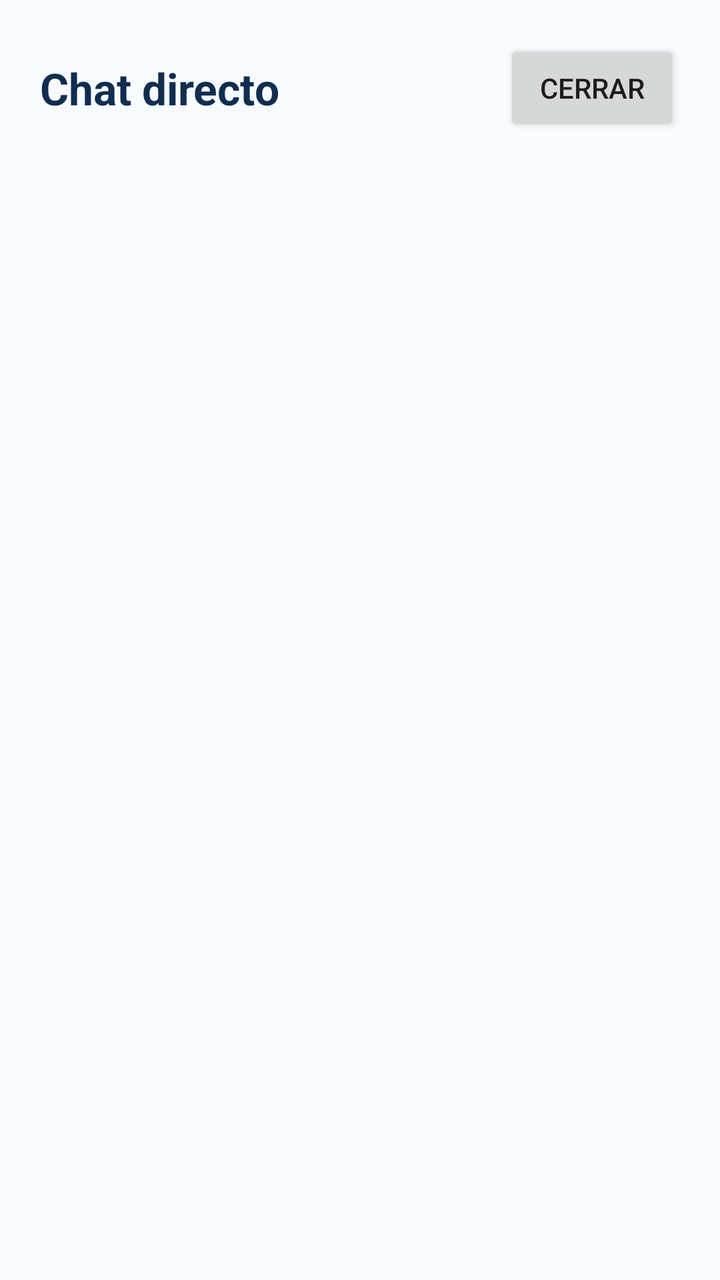
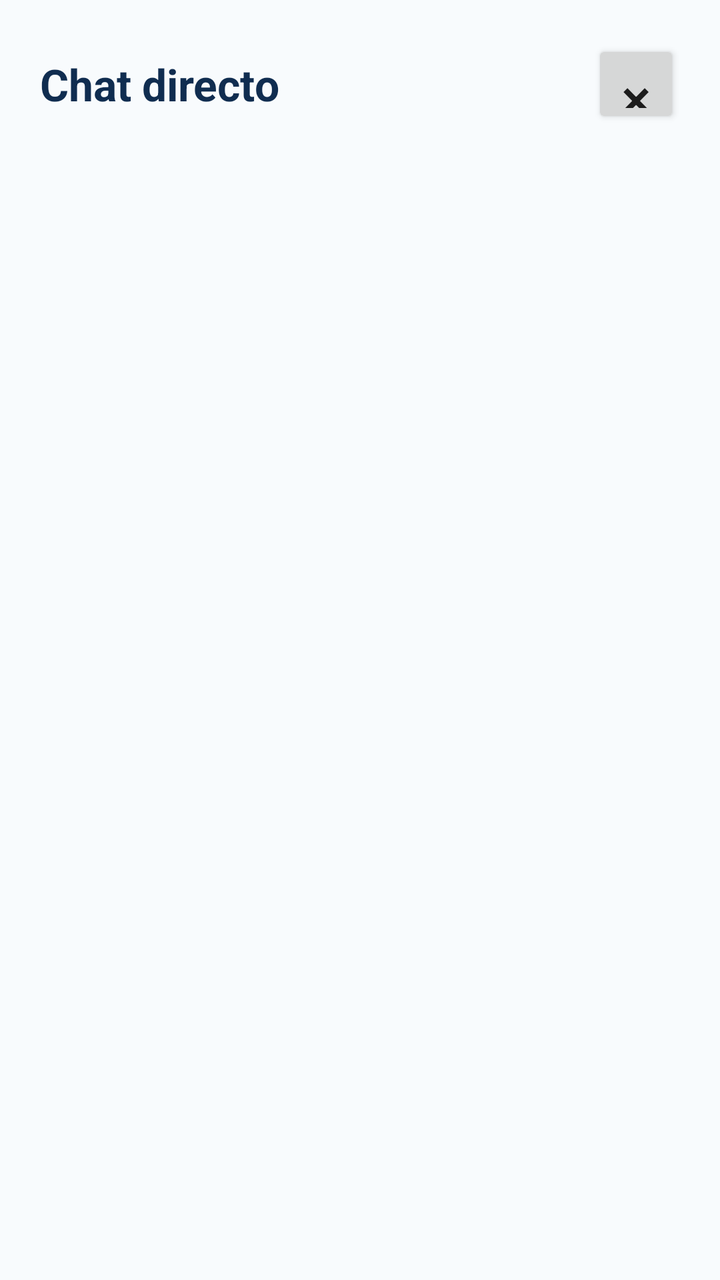

Screens rendered from an Android XML layout before and after an edit, with the pre-edit source and the edit as a unified diff.
<!-- AndroidManifest.xml: application theme AppTheme -->
<!-- res/layout/activity_chat_widget_config.xml -->
<?xml version="1.0" encoding="utf-8"?>
<LinearLayout xmlns:android="http://schemas.android.com/apk/res/android"
    android:layout_width="match_parent"
    android:layout_height="match_parent"
    android:background="#FFF8FBFD"
    android:orientation="vertical"
    android:padding="20dp">

    <LinearLayout
        android:layout_width="match_parent"
        android:layout_height="wrap_content"
        android:gravity="center_vertical"
        android:orientation="horizontal">
        <TextView
            android:layout_width="0dp"
            android:layout_height="wrap_content"
            android:layout_weight="1"
            android:text="Chat directo"
            android:textColor="@color/widget_ink"
            android:textSize="22sp"
            android:textStyle="bold" />
        <Button
            android:id="@+id/chat_widget_close"
            android:layout_width="wrap_content"
            android:layout_height="wrap_content"
            android:text="Cerrar" />
    </LinearLayout>

    <TextView
        android:id="@+id/chat_widget_status"
        android:layout_width="match_parent"
        android:layout_height="wrap_content"
        android:layout_marginTop="12dp"
        android:textColor="@color/widget_muted"
        android:textSize="14sp" />

    <Button
        android:id="@+id/chat_widget_retry"
        android:layout_width="wrap_content"
        android:layout_height="wrap_content"
        android:layout_marginTop="8dp"
        android:text="Reintentar"
        android:visibility="gone" />

    <ListView
        android:id="@+id/chat_widget_list"
        android:layout_width="match_parent"
        android:layout_height="0dp"
        android:layout_marginTop="10dp"
        android:layout_weight="1"
        android:divider="#FFD7E3EC"
        android:dividerHeight="1dp" />
</LinearLayout>
<!-- resources referenced by this layout -->
<resources>
  <color name="widget_ink">#102D50</color>
  <color name="widget_muted">#52708D</color>
  <style name="AppTheme" parent="Theme.AppCompat.Light.DarkActionBar">
          
          <item name="colorPrimary">@color/colorPrimary</item>
          <item name="colorPrimaryDark">@color/colorPrimaryDark</item>
          <item name="colorAccent">@color/colorAccent</item>
      </style>
  <color name="colorPrimary">#0074C7</color>
  <color name="colorPrimaryDark">#005B9C</color>
  <color name="colorAccent">#FFB522</color>
</resources>

<!-- the commit's change to res/layout/activity_chat_widget_config.xml (unified diff, before → after) -->
@@ -21,9 +21,11 @@
             android:textStyle="bold" />
         <Button
             android:id="@+id/chat_widget_close"
-            android:layout_width="wrap_content"
-            android:layout_height="wrap_content"
-            android:text="Cerrar" />
+            android:layout_width="44dp"
+            android:layout_height="44dp"
+            android:contentDescription="Cerrar"
+            android:text="×"
+            android:textSize="28sp" />
     </LinearLayout>
 
     <TextView
